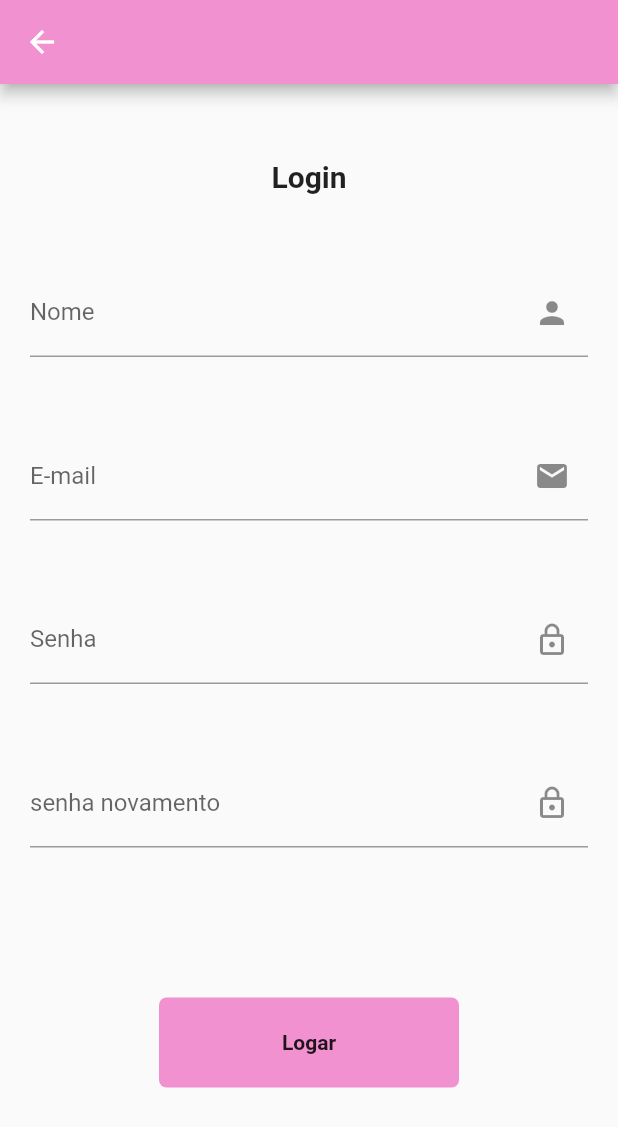
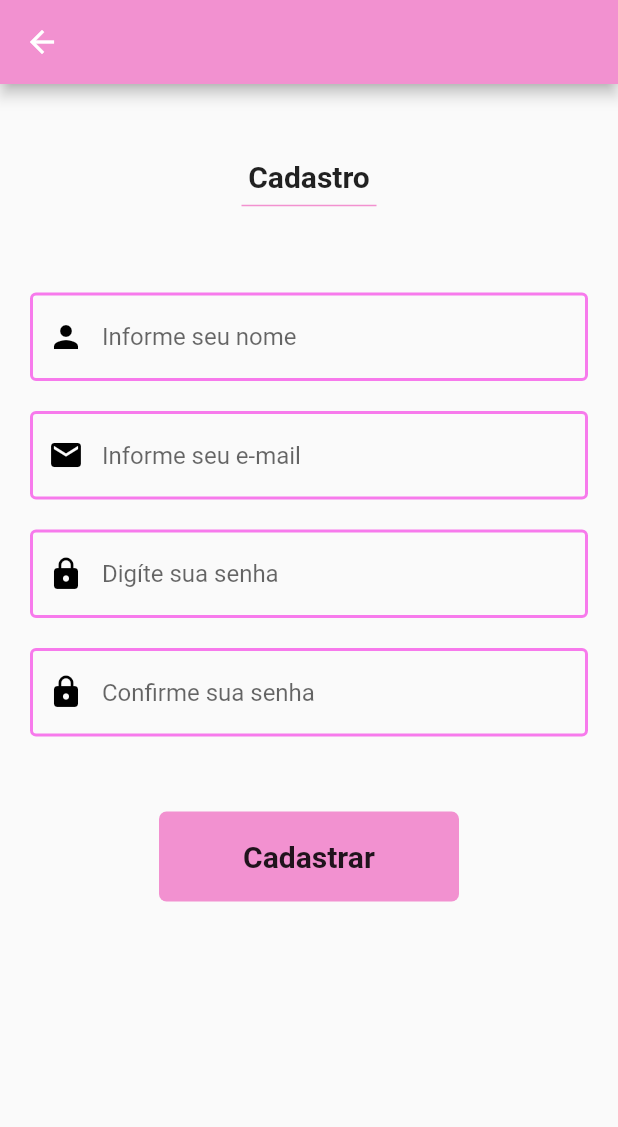
Before and after one commit to Campus-Angical/magicalworld, a Flutter app: the CadastrouserPage screen opened directly, on a phone screen of 412 x 824 dp. Shown: the top 1127 px of the screen. Run offline on Flutter 3.47's test engine with Material 2 defaults, Android fonts, the phone set to English and light mode, and no system bars; our stand-ins replace cloud_firestore, dartz, firebase_core; accounts and stored records are empty.

Commit message:
Atualizações

```diff
--- a/lib/main.dart
+++ b/lib/main.dart
@@ -22,6 +22,7 @@ class MyApp extends StatefulWidget {
 
 class _MyAppState extends State<MyApp> {
   PageController controller = PageController();
+
   List<Widget> _list = [
     HomePage(),
     Container(
--- a/lib/presentation/pages/home_page.dart
+++ b/lib/presentation/pages/home_page.dart
@@ -32,6 +32,8 @@ class _HomePageState extends State<HomePage> {
                       return Text('Erro: ${failure.message}');
                     }, (servicos) {
                       return Expanded(
+                        child: AspectRatio(
+                          aspectRatio: 1,
                           child: GridView(
                               gridDelegate:
                                   const SliverGridDelegateWithFixedCrossAxisCount(
@@ -40,6 +42,7 @@ class _HomePageState extends State<HomePage> {
                                       mainAxisSpacing: 8,
                                       childAspectRatio: 0.7),
                               children: buildCardItens(servicos)),
+                        ),
                       );
                     });
                   }
--- a/lib/presentation/pages/servico/servico_cadrastro_user.dart
+++ b/lib/presentation/pages/servico/servico_cadrastro_user.dart
@@ -1,9 +1,6 @@
 import 'dart:ui';
 
 import 'package:flutter/material.dart';
-import 'package:flutter/src/foundation/key.dart';
-import 'package:flutter/src/widgets/container.dart';
-import 'package:flutter/src/widgets/framework.dart';
 
 class CadastrouserPage extends StatefulWidget {
   const CadastrouserPage({Key? key}) : super(key: key);
@@ -22,93 +19,146 @@ class _CadastrouserPageState extends State<CadastrouserPage> {
       body: SingleChildScrollView(
         child: Column(
           children: [
-            Center(
-              child: Padding(
-                padding: const EdgeInsets.only(top: 50),
-                child: Text(
-                  'Login',
-                  style: TextStyle(fontWeight: FontWeight.bold, fontSize: 20),
-                ),
+            Padding(
+              padding: const EdgeInsets.only(top: 50),
+              child: Row(
+                mainAxisAlignment: MainAxisAlignment.center,
+                children: [
+                  Text(
+                    'Cadastro',
+                    style: TextStyle(fontSize: 20, fontWeight: FontWeight.bold),
+                  ),
+                ],
               ),
             ),
-            Form(
-              child: Padding(
-                padding: const EdgeInsets.only(top: 50),
-                child: Padding(
-                  padding: const EdgeInsets.only(left: 20, right: 20),
-                  child: TextField(
-                    keyboardType: TextInputType.text,
-                    decoration: InputDecoration(
-                        labelText: 'Nome',
-                        hintText: 'Informe seu nome',
-                        suffixIcon: Icon(Icons.person)),
-                  ),
-                ),
+            Container(
+              width: 90,
+              child: Divider(
+                color: Color.fromRGBO(242, 145, 208, 1),
+                thickness: 1,
               ),
             ),
-            Form(
-              child: Padding(
-                padding: const EdgeInsets.only(top: 50),
-                child: Padding(
-                  padding: const EdgeInsets.only(left: 20, right: 20),
-                  child: TextField(
-                    keyboardType: TextInputType.text,
-                    decoration: InputDecoration(
-                        labelText: 'E-mail',
-                        hintText: 'Informe seu email',
-                        suffixIcon: Icon(Icons.email)),
+            Padding(
+              padding: const EdgeInsets.only(top: 50, left: 20, right: 20),
+              child: TextFormField(
+                keyboardType: TextInputType.emailAddress,
+                obscureText: false,
+                decoration: InputDecoration(
+                  prefixIcon: Icon(
+                    Icons.person,
+                    color: Colors.black,
                   ),
+                  hintText: 'Informe seu nome',
+                  enabledBorder: OutlineInputBorder(
+                      borderSide: BorderSide(
+                          color: Color.fromARGB(255, 247, 122, 236), width: 2)),
+                  border: OutlineInputBorder(
+                      borderRadius: BorderRadius.circular(5)),
                 ),
+                validator: (value) {
+                  if (value == null || value.isEmpty) {
+                    return 'Campo obrigatório';
+                  }
+                },
               ),
             ),
-            Form(
-              child: Padding(
-                padding: const EdgeInsets.only(top: 50),
-                child: Padding(
-                  padding: const EdgeInsets.only(left: 20, right: 20),
-                  child: TextField(
-                    keyboardType: TextInputType.visiblePassword,
-                    decoration: InputDecoration(
-                        labelText: 'Senha',
-                        hintText: 'Informe sua senha',
-                        suffixIcon: Icon(Icons.lock_outlined)),
+            Padding(
+              padding: const EdgeInsets.only(top: 20, left: 20, right: 20),
+              child: TextFormField(
+                keyboardType: TextInputType.emailAddress,
+                obscureText: false,
+                decoration: InputDecoration(
+                  prefixIcon: Icon(
+                    Icons.email,
+                    color: Colors.black,
                   ),
+                  hintText: 'Informe seu e-mail',
+                  enabledBorder: OutlineInputBorder(
+                      borderSide: BorderSide(
+                          color: Color.fromARGB(255, 247, 122, 236), width: 2)),
+                  border: OutlineInputBorder(
+                      borderRadius: BorderRadius.circular(5)),
                 ),
+                validator: (value) {
+                  if (value == null || value.isEmpty) {
+                    return 'Campo obrigatório';
+                  }
+                },
               ),
             ),
-            Form(
-              child: Padding(
-                padding: const EdgeInsets.only(top: 50),
-                child: Padding(
-                  padding: const EdgeInsets.only(left: 20, right: 20),
-                  child: TextField(
-                    obscureText: true,
-                    keyboardType: TextInputType.text,
-                    decoration: InputDecoration(
-                        labelText: 'senha novamento',
-                        hintText: 'Informe sua senha',
-                        suffixIcon: Icon(Icons.lock_outlined)),
+            Padding(
+              padding: const EdgeInsets.only(top: 20, left: 20, right: 20),
+              child: TextFormField(
+                keyboardType: TextInputType.visiblePassword,
+                obscureText: true,
+                decoration: InputDecoration(
+                  prefixIcon: Icon(
+                    Icons.lock,
+                    color: Colors.black,
                   ),
+                  hintText: 'Digíte sua senha',
+                  enabledBorder: OutlineInputBorder(
+                      borderSide: BorderSide(
+                          color: Color.fromARGB(255, 247, 122, 236), width: 2)),
+                  border: OutlineInputBorder(
+                      borderRadius: BorderRadius.circular(5)),
                 ),
+                validator: (value) {
+                  if (value == null || value.isEmpty) {
+                    return 'Campo obrigatório';
+                  }
+                },
               ),
             ),
-            GestureDetector(
-              onTap: () {},
-              child: Padding(
-                padding: const EdgeInsets.only(top: 100),
-                child: Container(
-                  width: 200,
-                  height: 60,
-                  decoration: BoxDecoration(
-                      color: Color.fromRGBO(242, 145, 208, 1),
+            Padding(
+              padding: const EdgeInsets.only(top: 20, left: 20, right: 20),
+              child: TextFormField(
+                keyboardType: TextInputType.visiblePassword,
+                obscureText: true,
+                decoration: InputDecoration(
+                  prefixIcon: Icon(
+                    Icons.lock,
+                    color: Colors.black,
+                  ),
+                  hintText: 'Confirme sua senha',
+                  enabledBorder: OutlineInputBorder(
+                      borderSide: BorderSide(
+                          color: Color.fromARGB(255, 247, 122, 236), width: 2)),
+                  border: OutlineInputBorder(
                       borderRadius: BorderRadius.circular(5)),
-                  child: Center(
-                      child: Text(
-                    'Logar',
-                    style: TextStyle(fontWeight: FontWeight.bold),
-                  )),
                 ),
+                validator: (value) {
+                  if (value == null || value.isEmpty) {
+                    return 'Campo obrigatório';
+                  }
+                },
               ),
+            ),
+            Row(
+              mainAxisAlignment: MainAxisAlignment.center,
+              children: [
+                GestureDetector(
+                  onTap: () {
+                    Navigator.pop(context);
+                  },
+                  child: Padding(
+                    padding: const EdgeInsets.only(top: 50),
+                    child: Container(
+                      width: 200,
+                      height: 60,
+                      decoration: BoxDecoration(
+                          color: Color.fromRGBO(242, 145, 208, 1),
+                          borderRadius: BorderRadius.circular(5)),
+                      child: Center(
+                          child: Text(
+                        'Cadastrar',
+                        style: TextStyle(
+                            fontWeight: FontWeight.bold, fontSize: 20),
+                      )),
+                    ),
+                  ),
+                )
+              ],
             )
           ],
         ),
```
Also changed, not shown: lib/presentation/pages/servico/login.dart (+13 -3 lines), lib/presentation/pages/servico/servico_denucia.dart (+32 -14 lines), lib/presentation/pages/servico/servico_detail.dart (+12 -7 lines), lib/presentation/pages/servico/servico_form_page.dart (+59 -14 lines), pubspec.lock. Lines whose indentation alone changed are shown as unchanged.
